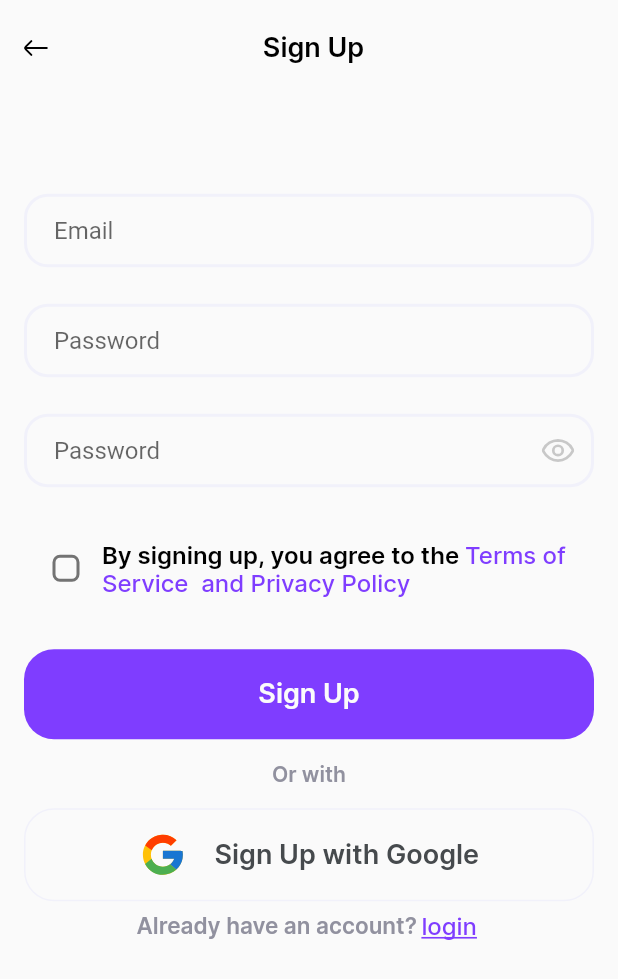
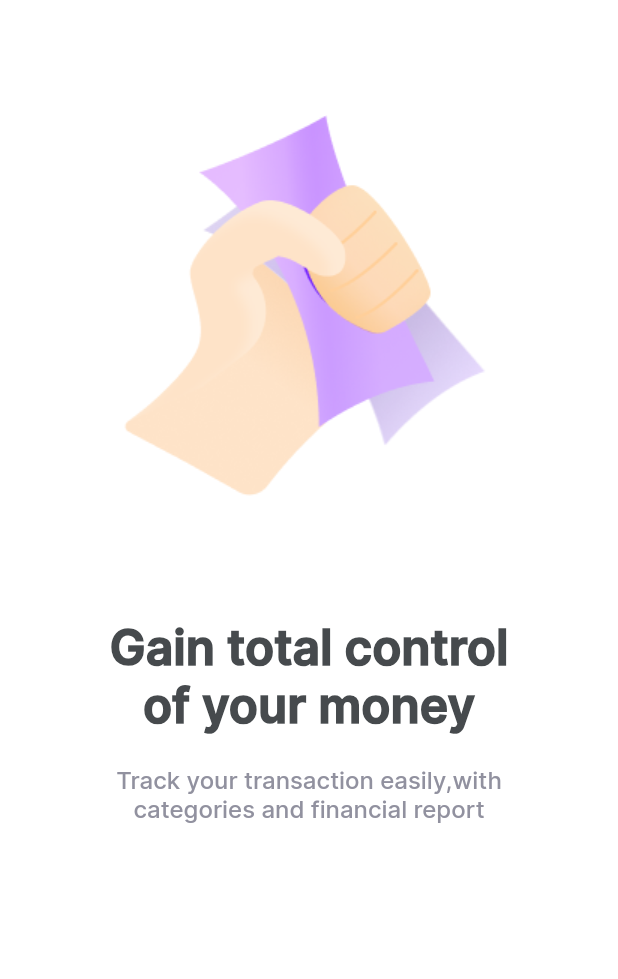
Before and after one commit to rGradov/finance-tracker-, a Flutter app: the screen it shows after launch, on a phone screen of 412 x 824 dp. Shown: the top 979 px of the screen. Run offline on Flutter 3.47's test engine with Material 2 defaults, Android fonts, the phone set to English and light mode, and no system bars; our stand-ins replace equatable, firebase_analytics, firebase_auth, firebase_core, flutter_bloc, flutter_secure_storage and 2 more; accounts and stored records are empty.

Commit message:
Montra onboarding

```diff
--- a/lib/app/ui/my_app/my_app.dart
+++ b/lib/app/ui/my_app/my_app.dart
@@ -1,5 +1,6 @@
 import 'package:finance_tracker/app/ui/navigation/main_navigation.dart';
 import 'package:finance_tracker/app/ui/themes/app_theme.dart';
+import 'package:finance_tracker/app/ui/view/auth/onboarding/onboarding_screen.dart';
 import 'package:finance_tracker/app/ui/view/auth/sign_up_screen.dart';
 import 'package:finance_tracker/app/ui/view/pin_screen.dart';
 import 'package:flutter/material.dart';
@@ -13,7 +14,7 @@ class MyApp extends StatelessWidget {
       title: 'Flutter Demo',
       theme:AppTheme.light,
       onGenerateRoute:mainNavigation.onGenerateRoute,
-      home:  const SignUpScreen(),
+      home:  const OnBoardingScreen(),
     );
   }
 }
--- /dev/null
+++ b/lib/app/ui/view/auth/onboarding/onboarding_screen.dart
@@ -0,0 +1,155 @@
+import 'package:finance_tracker/analytics/analytics_repository.dart';
+import 'package:finance_tracker/app/ui/themes/app_theme.dart';
+import 'package:finance_tracker/resources/resources.dart';
+import 'package:flutter/material.dart';
+import 'package:flutter_svg/flutter_svg.dart';
+
+
+const List<String> HEADERS = [
+  'Gain total control of your money',
+  'Know where your money goes',
+  'Planning ahead'
+];
+const  List<String> IMAGES = [
+  AppImages.onboardingTakeMoney,
+  AppImages.onboardinListMoney,
+  AppImages.onBoardingPlan,
+];
+const List<String> SUBHEADERS =[
+  'Track your transaction easily,with categories and financial report',
+  'Track your transaction easily,with categories and financial report ',
+  'Setup your budget for each category so you in control'
+];
+
+class OnBoardingScreen extends StatelessWidget {
+  const OnBoardingScreen({Key? key}) : super(key: key);
+
+  @override
+  Widget build(BuildContext context) {
+    return const Scaffold(
+      backgroundColor: Colors.white,
+      body: _OnBoardingBodyWrapper(),
+    );
+  }
+}
+
+class _OnBoardingBodyWrapper extends StatefulWidget {
+  const _OnBoardingBodyWrapper({Key? key}) : super(key: key);
+
+  @override
+  __OnBoardingBodyWrapperState createState() => __OnBoardingBodyWrapperState();
+}
+
+class __OnBoardingBodyWrapperState extends State<_OnBoardingBodyWrapper> {
+  late final PageController _controller;
+  late final AppAnalyticsRepository _analyticsRepository;
+
+  @override
+  void initState() {
+    _controller = PageController(initialPage: 0);
+    _controller.addListener(_listener);
+    _analyticsRepository = AppAnalyticsRepository();
+    _analyticsRepository.logOnBoarding();
+    super.initState();
+  }
+
+  void _listener()async{
+    if(_controller.page ==2){
+      debugPrint('last');
+      _analyticsRepository.onBoardingIsDone();
+    }
+  }
+
+  @override
+  Widget build(BuildContext context) {
+    return SizedBox.expand(
+      child: PageView.builder(
+        controller: _controller,
+        itemBuilder: (_, idx) {
+          return _OnBoardingElement(idx: idx,);
+        },
+        itemCount: 3,
+      ),
+    );
+  }
+}
+
+class _OnBoardingElement extends StatelessWidget {
+  final int idx;
+  const _OnBoardingElement({Key? key,required this.idx}) : super(key: key);
+
+  @override
+  Widget build(BuildContext context) {
+    return Column(
+      children: [
+        Expanded(child: _OnBoardingImg(idx: idx,)),
+         Expanded(child: _OnBoardingText(idx: idx,)),
+      ],
+    );
+  }
+}
+
+class _OnBoardingImg extends StatelessWidget {
+  final int idx;
+  const _OnBoardingImg({Key? key,required this.idx}) : super(key: key);
+
+  @override
+  Widget build(BuildContext context) {
+    return Image.asset(IMAGES[idx]);
+  }
+}
+
+class _OnBoardingText extends StatelessWidget {
+  final int idx;
+  const _OnBoardingText({Key? key,required this.idx}) : super(key: key);
+
+  @override
+  Widget build(BuildContext context) {
+    return FractionallySizedBox(
+      widthFactor: 0.7,
+      alignment: Alignment.center,
+      child: Column(
+        children: [
+          _OnBoardingHeader(text: HEADERS[idx],),
+          const SizedBox(height: 20,),
+          _OnBoardingSubHeader(text: SUBHEADERS[idx],),
+        ],
+      ),
+    );
+  }
+}
+
+class _OnBoardingHeader extends StatelessWidget {
+  final String text;
+  const _OnBoardingHeader({Key? key,required this.text}) : super(key: key);
+
+  @override
+  Widget build(BuildContext context) {
+    final _style = TextStyle(
+      color: AppColor.baseDark[50],
+      fontSize: 32,
+      fontWeight: FontWeight.w800,
+      fontFamily: 'Inter',
+    );
+    return Text(text, style: _style,
+      textAlign: TextAlign.center,);
+  }
+}
+
+class _OnBoardingSubHeader extends StatelessWidget {
+  final String text;
+  const _OnBoardingSubHeader({Key? key,required this.text}) : super(key: key);
+
+  @override
+  Widget build(BuildContext context) {
+    final _style = TextStyle(
+      color: AppColor.baseLight[20],
+      fontSize: 16,
+      fontWeight: FontWeight.w500,
+      fontFamily: 'Inter',
+    );
+    return Text(
+      text,
+      style: _style, textAlign: TextAlign.center,);
+  }
+}
--- a/lib/resources/app_images.dart
+++ b/lib/resources/app_images.dart
@@ -4,4 +4,9 @@ class AppImages {
   AppImages._();
 
   static const String branding = 'assets/images/branding.png';
+  static const String onBoardingPlan = 'assets/images/onBoardingPlan.png';
+  static const String onboardingTakeMoney =
+      'assets/images/onboardingTakeMoney.png';
+  static const String onboardinListMoney =
+      'assets/images/onboardinListMoney.png';
 }
```
Also changed, not shown: assets/images/onBoardingPlan.png (added), assets/images/onboardinListMoney.png (added), assets/images/onboardingTakeMoney.png (added).
